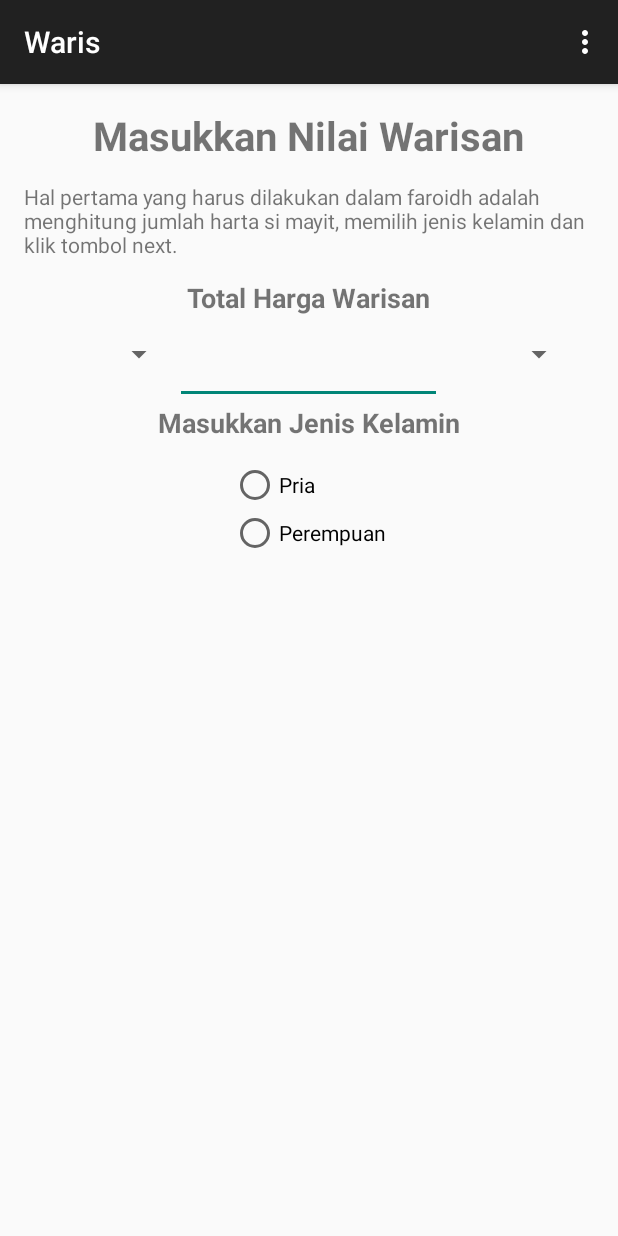
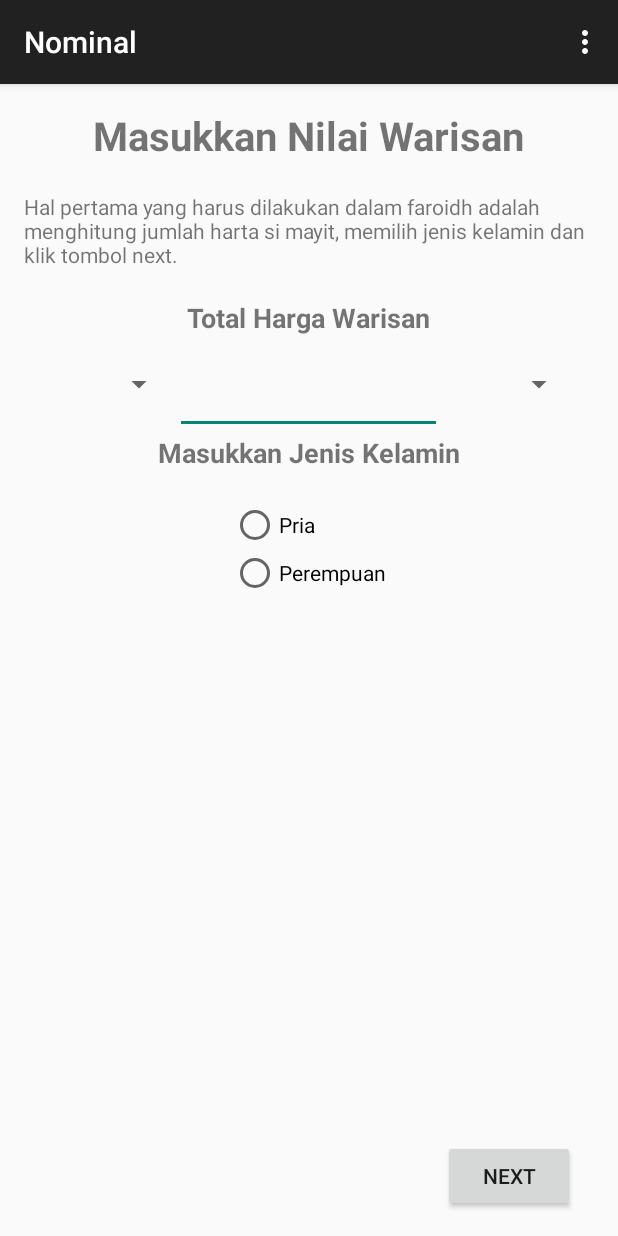
Before and after one commit to refandhika/AhliWaris, an Android app: the screen it shows after launch (MainActivity), on a phone screen of 412 x 824 dp. Run offline under Robolectric (Android 15) with nearby library versions, the phone set to English and light mode, and no system bars.

Commit message:
tambah activity
activity nominal, activity radio button, dan xml family

```diff
--- a/Waris/app/src/main/java/com/drbros/waris/MainActivity.java
+++ b/Waris/app/src/main/java/com/drbros/waris/MainActivity.java
@@ -1,17 +1,52 @@
 package com.drbros.waris;
 
+import android.content.Intent;
 import android.support.v7.app.ActionBarActivity;
 import android.os.Bundle;
 import android.view.Menu;
 import android.view.MenuItem;
+import android.view.View;
+import android.widget.Button;
+import android.widget.EditText;
+import android.widget.RadioButton;
+import android.widget.RadioGroup;
+import android.widget.Toast;
 
 
 public class MainActivity extends ActionBarActivity {
+
+    Button nextbtn1;
+    RadioGroup jekel_group;
+    RadioButton jekel_button;
 
     @Override
     protected void onCreate(Bundle savedInstanceState) {
         super.onCreate(savedInstanceState);
         setContentView(R.layout.activity_main);
+
+        nextbtn1 = (Button) findViewById(R.id.button_next);
+
+
+        jekel_group = (RadioGroup) findViewById(R.id.jekel_radio);
+
+        nextbtn1.setOnClickListener(new View.OnClickListener() {
+            @Override
+            public void onClick(View v) {
+                EditText nominal;
+                nominal = (EditText) findViewById(R.id.nominal);
+                int nom = Integer.parseInt(nominal.getText().toString());
+                //Intent intent_family = new Intent(MainActivity.this , FamilyActivity.class);
+                //intent_family.putExtra("NOMINAL", nom);
+                //startActivity(intent_family);
+
+                int selectedId = jekel_group.getCheckedRadioButtonId();
+                jekel_button = (RadioButton) findViewById(selectedId);
+
+                Toast.makeText(MainActivity.this, jekel_button.getText(), Toast.LENGTH_SHORT).show();
+            }
+
+        });
+
     }
 
 
--- a/Waris/app/src/main/res/layout/activity_main.xml
+++ b/Waris/app/src/main/res/layout/activity_main.xml
@@ -8,7 +8,7 @@
     <TextView android:text="@string/title" android:layout_width="wrap_content"
         android:layout_height="wrap_content"
         android:id="@+id/textView"
-        android:paddingBottom="20px"
+        android:paddingBottom="20dp"
         android:textSize="12pt"
         android:textStyle="bold"
         android:layout_alignParentTop="true"
@@ -17,14 +17,14 @@
     <TextView android:text="@string/help" android:layout_width="wrap_content"
         android:layout_height="wrap_content"
         android:layout_below="@+id/textView"
-        android:paddingBottom="20px"
+        android:paddingBottom="20dp"
         android:layout_alignParentStart="true"
         android:id="@+id/textView2" />
 
     <TextView android:text="@string/title_warisan" android:layout_width="wrap_content"
         android:layout_height="wrap_content"
         android:id="@+id/textView3"
-        android:paddingBottom="20px"
+        android:paddingBottom="20dp"
         android:textSize="8pt"
         android:textStyle="bold"
         android:layout_below="@+id/textView2"
@@ -47,7 +47,7 @@
             android:layout_height="wrap_content"
             android:inputType="numberDecimal"
             android:ems="10"
-            android:id="@+id/editText" />
+            android:id="@+id/nominal" />
 
         <Spinner
             android:layout_width="40pt"
@@ -58,13 +58,14 @@
     <TextView android:text="@string/title_jekel" android:layout_width="wrap_content"
         android:layout_height="wrap_content"
         android:id="@+id/textView4"
-        android:paddingBottom="20px"
+        android:paddingBottom="20dp"
         android:textSize="8pt"
         android:textStyle="bold"
         android:layout_below="@+id/linearLayout"
         android:layout_centerHorizontal="true" />
 
     <RadioGroup
+        android:id="@+id/jekel_radio"
         android:layout_width="wrap_content"
         android:layout_height="wrap_content"
         android:layout_below="@+id/textView4"
@@ -81,4 +82,13 @@
             android:text="@string/radio_perempuan"/>
     </RadioGroup>
 
+    <Button
+        android:layout_width="wrap_content"
+        android:layout_height="wrap_content"
+        android:id="@+id/button_next"
+        android:layout_alignParentBottom="true"
+        android:layout_alignEnd="@+id/linearLayout"
+        android:text="@string/button_next" />
+
+
 </RelativeLayout>
--- a/Waris/app/src/main/res/values/strings.xml
+++ b/Waris/app/src/main/res/values/strings.xml
@@ -1,6 +1,9 @@
+<?xml version="1.0" encoding="utf-8"?>
+
 <resources>
     <string name="app_name">Waris</string>
-
+    <string name="main_label">Nominal</string>
+    <string name="family_label">View</string>
     <string name="hello_world">Hello world!</string>
     <string name="action_settings">Settings</string>
     <string name="title">Masukkan Nilai Warisan</string>
@@ -18,4 +21,5 @@
     <string name="title_jekel">Masukkan Jenis Kelamin</string>
     <string name="radio_pria">Pria</string>
     <string name="radio_perempuan">Perempuan</string>
+    <string name="button_next">Next</string>
 </resources>
```
Also changed, not shown: Waris/app/src/main/AndroidManifest.xml (+8 -2 lines), Waris/app/src/main/java/com/drbros/waris/FamilyActivity.java (added, +34 -0 lines), Waris/app/src/main/res/layout/family_activity.xml (added, +13 -0 lines).
